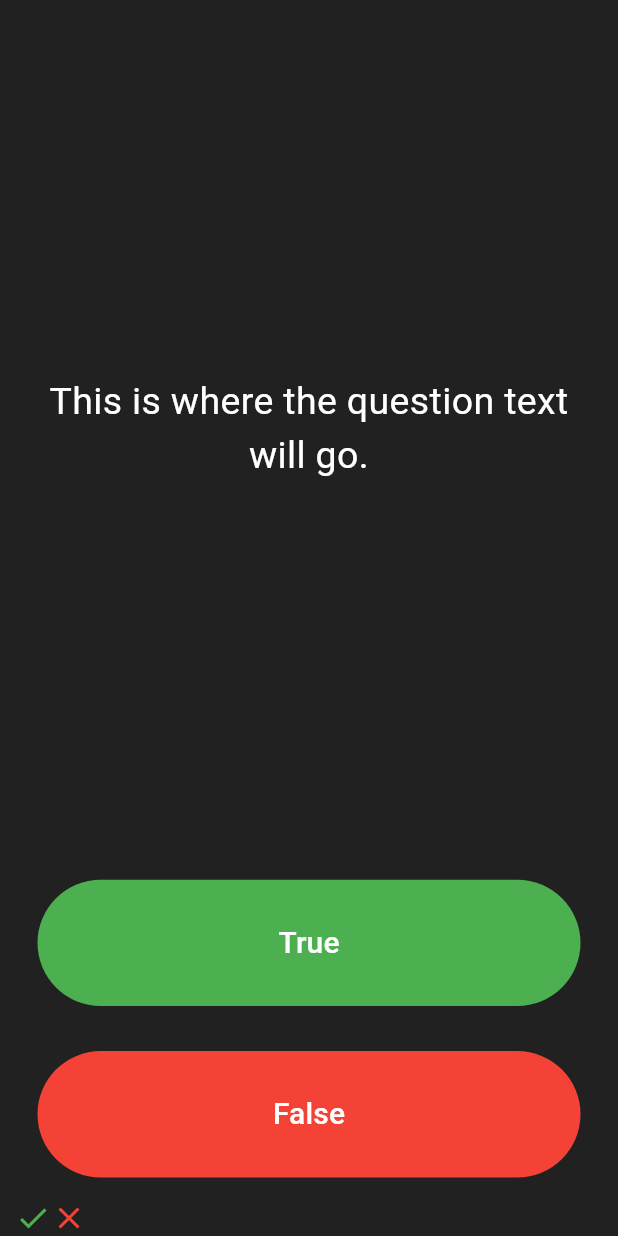
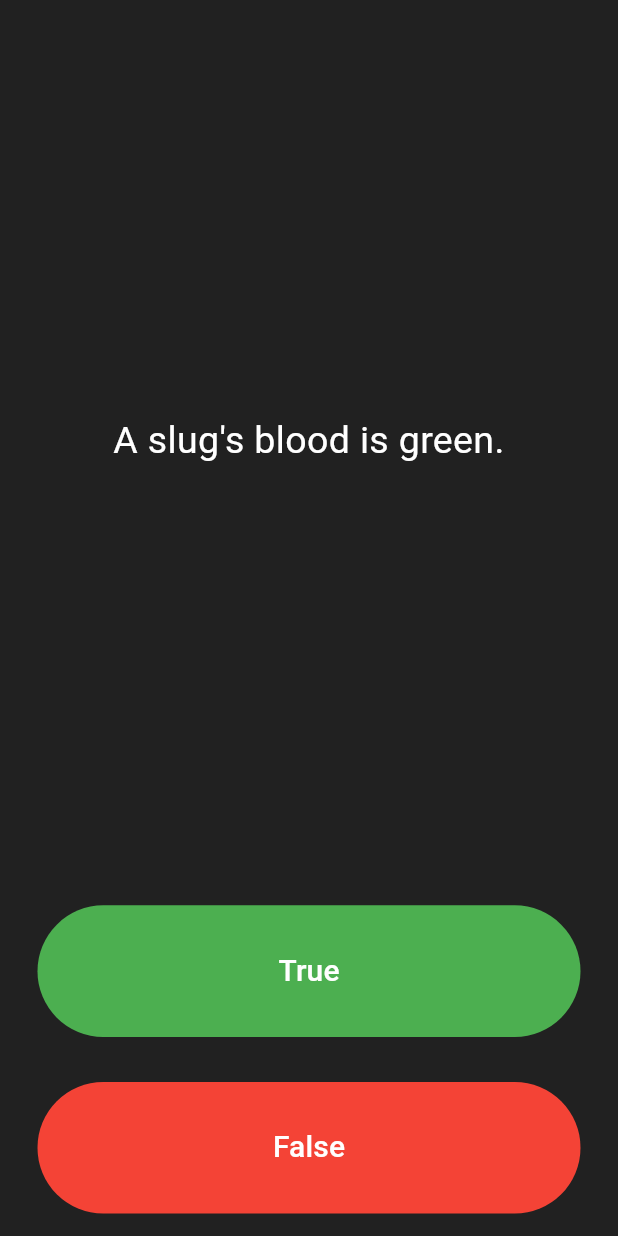
Before and after one commit to kunalpatil3303/Quizzler, a Flutter app: the screen it shows after launch, after a tap on "True", after a tap on "False", on a phone screen of 412 x 824 dp. Run offline on Flutter 3.47's test engine with Material 3 defaults, Android fonts, the phone set to English and light mode, and no system bars.

Commit message:
Lesson 90

```diff
--- a/lib/main.dart
+++ b/lib/main.dart
@@ -21,6 +21,14 @@ class Quizzler extends StatelessWidget {
 
 class QuizPage extends StatefulWidget {
   List<Widget> scoreKeeper = [];
+  List<String> question = [
+    'You can lead a cow down stairs but not up stairs.',
+    'Approximately one quarter of human bones are in the feet.',
+    'A slug\'s blood is green.',
+  ];
+
+  int questionNumber = 0;
+
   @override
   _QuizPageState createState() => _QuizPageState();
 }
@@ -38,7 +46,7 @@ class _QuizPageState extends State<QuizPage> {
             padding: EdgeInsets.all(10.0),
             child: Center(
               child: Text(
-                'This is where the question text will go.',
+                widget.question[widget.questionNumber],
                 textAlign: TextAlign.center,
                 style: TextStyle(fontSize: 25.0, color: Colors.white),
               ),
@@ -59,9 +67,7 @@ class _QuizPageState extends State<QuizPage> {
               ),
               onPressed: () {
                 setState(() {
-                  widget.scoreKeeper.add(
-                    Icon(Icons.check, color: Colors.green),
-                  );
+                  widget.questionNumber++;
                 });
               },
             ),
@@ -81,7 +87,7 @@ class _QuizPageState extends State<QuizPage> {
               ),
               onPressed: () {
                 setState(() {
-                  widget.scoreKeeper.add(Icon(Icons.close, color: Colors.red));
+                  widget.questionNumber++;
                 });
               },
             ),
```
